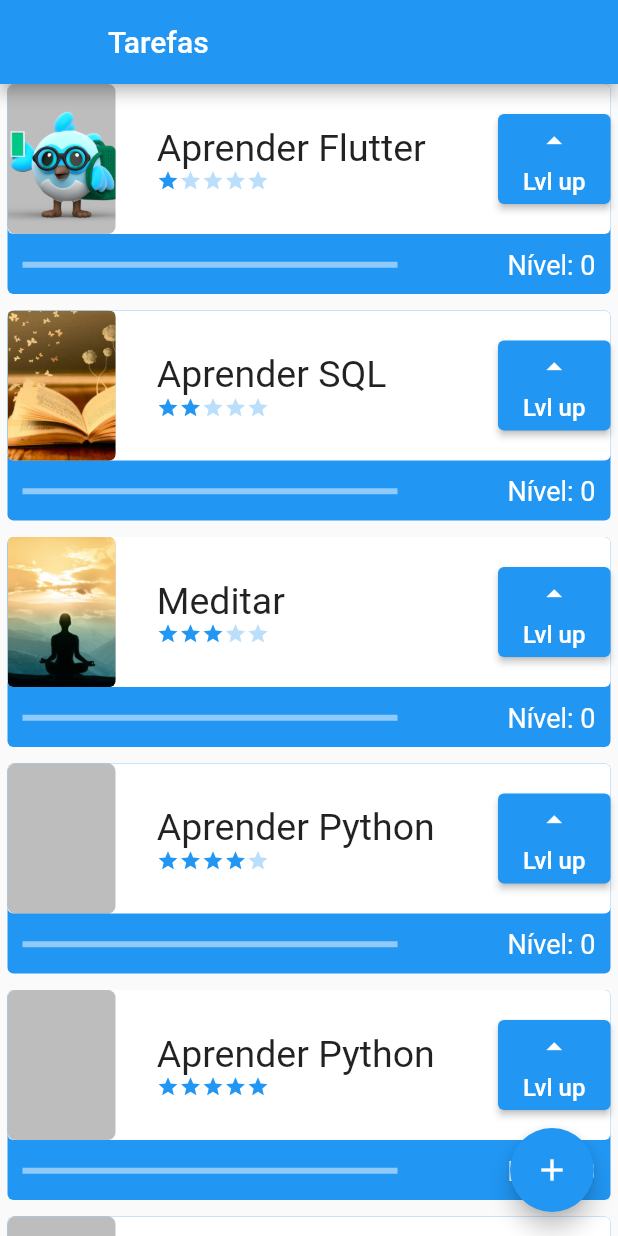
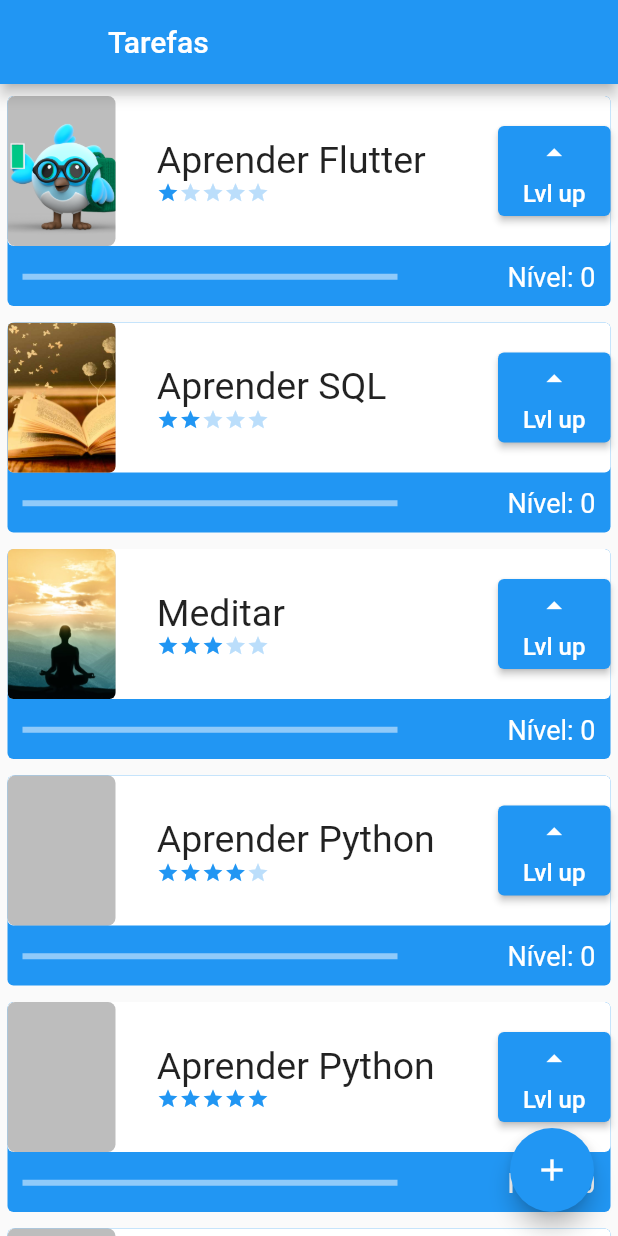
Before and after one commit to xFelipe/estudos-flutter-1, a Flutter app: the screen it shows after launch, on a phone screen of 412 x 824 dp. Run offline on Flutter 3.47's test engine with Material 2 defaults, Android fonts, the phone set to English and light mode, and no system bars; our stand-ins replace validators.

Commit message:
Correto carregamento de imagens.

```diff
--- a/lib/components/task.dart
+++ b/lib/components/task.dart
@@ -1,4 +1,5 @@
 import 'package:flutter/material.dart';
+import 'package:validators/validators.dart';
 
 import 'difficulty.dart';
 
@@ -121,17 +122,26 @@ class TaskImage extends StatelessWidget {
 
   @override
   Widget build(BuildContext context) {
+    Image? image;
+    if (fotoUrl != null) {
+      if (isURL(fotoUrl)) {
+        image = Image.network(fotoUrl!, fit: BoxFit.cover);
+      } else {
+        image = Image.asset(fotoUrl!, fit: BoxFit.cover);
+      }
+    }
     return Container(
       decoration: BoxDecoration(
           color: Colors.black26, borderRadius: BorderRadius.circular(5)),
       width: 72,
       height: 100,
-      child: fotoUrl != null
+      child: image != null
           ? ClipRRect(
               borderRadius: BorderRadius.circular(4),
-              child: Image.asset(fotoUrl!, fit: BoxFit.cover))
+              child:  image)
           : null,
     );
+
   }
 }
 
--- a/lib/screens/initial_screen.dart
+++ b/lib/screens/initial_screen.dart
@@ -18,6 +18,7 @@ class _InitialScreenState extends State<InitialScreen> {
       body: ListView(
         scrollDirection: Axis.vertical,
         children: TaskInherited.of(context).taskList,
+        padding: const EdgeInsets.only(top: 8, bottom: 50),
       ),
       floatingActionButton: FloatingActionButton(
           child: const Icon(Icons.add),
```
